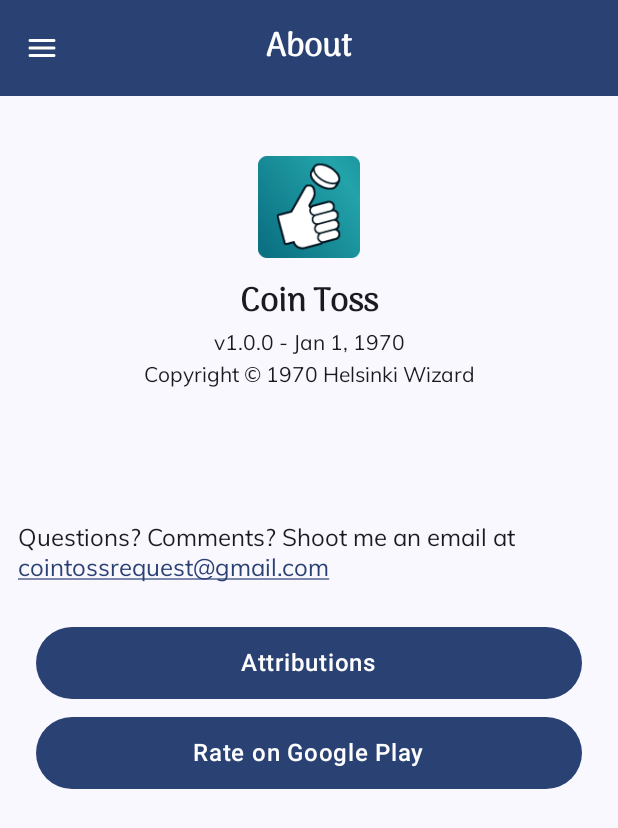
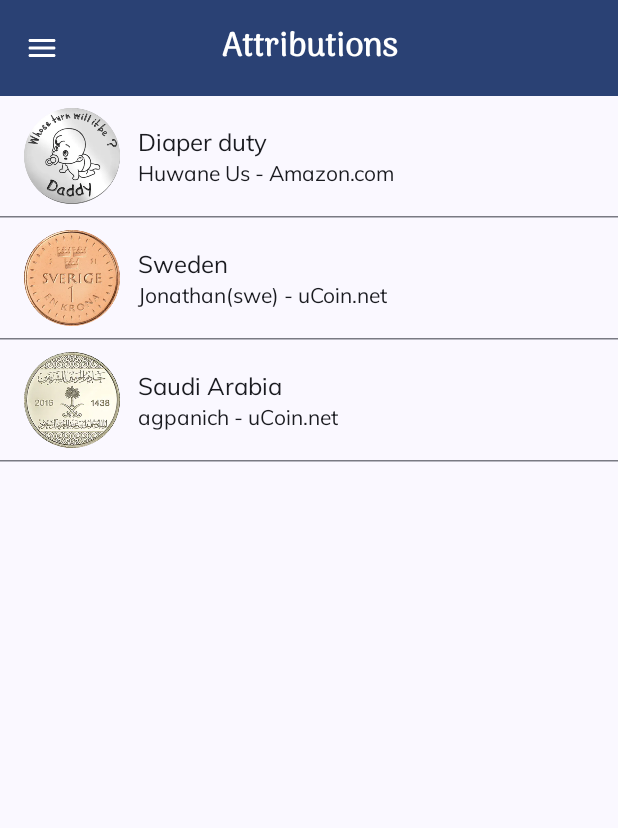
Before and after one commit to bengarding/CoinToss, an Android app built with Jetpack Compose: the AboutScreen screen opened through its navigation route, after a tap on "Attributions", on a phone screen of 412 x 824 dp. Shown: the top 828 px of the screen. Run offline under Robolectric (Android 15) with nearby library versions, the phone set to English and light mode, and no system bars; our stand-ins replace Dagger/Hilt's generated code.

Commit message:
add attributions screen

```diff
--- a/core/src/main/java/com/helsinkiwizard/core/theme/Dimensions.kt
+++ b/core/src/main/java/com/helsinkiwizard/core/theme/Dimensions.kt
@@ -20,6 +20,7 @@
 val Thirty = 30.dp
 val Forty = 40.dp
 val Sixty = 60.dp
+val Eighty = 80.dp
 
 val ButtonHeight = 48.dp
 
--- a/phone-app/src/main/java/com/helsinkiwizard/cointoss/navigation/NavGraph.kt
+++ b/phone-app/src/main/java/com/helsinkiwizard/cointoss/navigation/NavGraph.kt
@@ -5,6 +5,7 @@
 import androidx.navigation.compose.composable
 import androidx.navigation.navigation
 import com.helsinkiwizard.cointoss.ui.AboutScreen
+import com.helsinkiwizard.cointoss.ui.AttributionsScreen
 import com.helsinkiwizard.cointoss.ui.CoinListScreen
 import com.helsinkiwizard.cointoss.ui.HomeScreen
 import com.helsinkiwizard.cointoss.ui.SettingsScreen
@@ -16,6 +17,7 @@
     CoinList,
     Settings,
     About,
+    Attributions,
 }
 
 fun NavGraphBuilder.mainGraph(navController: NavController) {
@@ -35,5 +37,8 @@
         composable(NavRoute.About.name) {
             AboutScreen(navController)
         }
+        composable(NavRoute.Attributions.name) {
+            AttributionsScreen()
+        }
     }
 }
--- a/phone-app/src/main/java/com/helsinkiwizard/cointoss/ui/AboutScreen.kt
+++ b/phone-app/src/main/java/com/helsinkiwizard/cointoss/ui/AboutScreen.kt
@@ -9,10 +9,8 @@
 import androidx.compose.foundation.layout.height
 import androidx.compose.foundation.layout.padding
 import androidx.compose.foundation.layout.size
-import androidx.compose.foundation.rememberScrollState
 import androidx.compose.foundation.shape.CircleShape
 import androidx.compose.foundation.text.ClickableText
-import androidx.compose.foundation.verticalScroll
 import androidx.compose.material3.MaterialTheme
 import androidx.compose.material3.Surface
 import androidx.compose.material3.Text
@@ -28,6 +26,7 @@
 import androidx.navigation.NavController
 import com.helsinkiwizard.cointoss.BuildConfig
 import com.helsinkiwizard.cointoss.R
+import com.helsinkiwizard.cointoss.navigation.NavRoute
 import com.helsinkiwizard.cointoss.theme.BodyMediumSpan
 import com.helsinkiwizard.cointoss.theme.CoinTossTheme
 import com.helsinkiwizard.cointoss.theme.LinkText
@@ -59,9 +58,7 @@
 ) {
     Surface {
         Column(
-            modifier = Modifier
-                .fillMaxWidth()
-                .verticalScroll(rememberScrollState())
+            modifier = Modifier.fillMaxWidth()
         ) {
             AppInfo(dateUpdated)
             Spacer(modifier = Modifier.height(Sixty))
@@ -141,7 +138,7 @@
     ) {
         PrimaryButton(
             text = stringResource(id = R.string.attributions),
-            onClick = {}
+            onClick = { navController.navigate(NavRoute.Attributions.name) }
         )
 
         PrimaryButton(
--- /dev/null
+++ b/phone-app/src/main/java/com/helsinkiwizard/cointoss/ui/AttributionsScreen.kt
@@ -0,0 +1,69 @@
+package com.helsinkiwizard.cointoss.ui
+
+import androidx.compose.foundation.Image
+import androidx.compose.foundation.layout.Arrangement
+import androidx.compose.foundation.layout.Column
+import androidx.compose.foundation.layout.Row
+import androidx.compose.foundation.layout.padding
+import androidx.compose.foundation.layout.size
+import androidx.compose.foundation.lazy.LazyColumn
+import androidx.compose.foundation.lazy.items
+import androidx.compose.material3.HorizontalDivider
+import androidx.compose.material3.MaterialTheme
+import androidx.compose.material3.Surface
+import androidx.compose.material3.Text
+import androidx.compose.runtime.Composable
+import androidx.compose.ui.Alignment
+import androidx.compose.ui.Modifier
+import androidx.compose.ui.res.painterResource
+import androidx.compose.ui.res.stringResource
+import androidx.compose.ui.text.font.FontWeight
+import androidx.compose.ui.tooling.preview.Preview
+import com.helsinkiwizard.cointoss.ui.model.AttributionModel
+import com.helsinkiwizard.cointoss.ui.model.AttributionParams
+import com.helsinkiwizard.core.theme.Eight
+import com.helsinkiwizard.core.theme.Eighty
+import com.helsinkiwizard.core.theme.Twelve
+import com.helsinkiwizard.core.theme.Two
+
+@Preview(showBackground = true)
+@Composable
+fun AttributionsScreen() {
+    Surface {
+        LazyColumn {
+            items(AttributionParams.attributions) { model ->
+                AttributionItem(model)
+                HorizontalDivider()
+            }
+        }
+    }
+}
+
+@Composable
+private fun AttributionItem(model: AttributionModel) {
+    Row(
+        verticalAlignment = Alignment.CenterVertically,
+        modifier = Modifier.padding(horizontal = Twelve)
+    ) {
+        Image(
+            painter = painterResource(model.coin.heads),
+            contentDescription = null,
+            modifier = Modifier
+                .size(Eighty)
+                .padding(top = Eight,end = Eight, bottom = Eight)
+        )
+        Column(
+            verticalArrangement = Arrangement.spacedBy(Two)
+        ) {
+            Text(
+                text = stringResource(id = model.coin.nameRes),
+                style = MaterialTheme.typography.bodyMedium
+            )
+            Text(
+                text = "${model.name} - ${model.source}",
+                style = MaterialTheme.typography.bodySmall,
+                fontWeight = FontWeight.Light
+            )
+        }
+    }
+}
--- a/phone-app/src/main/java/com/helsinkiwizard/cointoss/ui/MainActivity.kt
+++ b/phone-app/src/main/java/com/helsinkiwizard/cointoss/ui/MainActivity.kt
@@ -147,6 +147,7 @@
                 NavRoute.CoinList -> R.string.choose_a_coin
                 NavRoute.Settings -> R.string.settings
                 NavRoute.About -> R.string.about
+                NavRoute.Attributions -> R.string.attributions
             }
         )
         AnimatedContent(
--- a/phone-app/src/main/java/com/helsinkiwizard/cointoss/ui/drawer/DrawerContent.kt
+++ b/phone-app/src/main/java/com/helsinkiwizard/cointoss/ui/drawer/DrawerContent.kt
@@ -30,7 +30,7 @@
 import com.helsinkiwizard.core.theme.Sixty
 
 object DrawerParams {
-    val drawerButtons = arrayListOf(
+    val drawerButtons = listOf(
         DrawerModel(
             NavRoute.Home,
             R.string.home,
@@ -64,13 +64,6 @@
         modifier = Modifier.width(IntrinsicSize.Max)
     ) {
         Column {
-//            Text(
-//                text = stringResource(id = R.string.app_name),
-//                style = MaterialTheme.typography.titleLarge,
-//                modifier = Modifier.padding(vertical = Sixteen, horizontal = Twenty)
-//            )
-//            HorizontalDivider(color = MaterialTheme.colorScheme.onPrimaryContainer)
-
             menuItems.forEach { item ->
                 DrawerItem(item, onClick)
             }
--- /dev/null
+++ b/phone-app/src/main/java/com/helsinkiwizard/cointoss/ui/model/AttributionModel.kt
@@ -0,0 +1,32 @@
+package com.helsinkiwizard.cointoss.ui.model
+
+import com.helsinkiwizard.core.coin.CoinType
+
+private const val UCoin = "uCoin.net"
+private const val Amazon = "Amazon.com"
+
+class AttributionModel(
+    val coin: CoinType,
+    val name: String,
+    val source: String
+)
+
+object AttributionParams {
+    val attributions = listOf(
+        AttributionModel(
+            coin = CoinType.DIAPER,
+            name = "Huwane Us",
+            source = Amazon
+        ),
+        AttributionModel(
+            coin = CoinType.SWEDEN,
+            name = "Jonathan(swe)",
+            source = UCoin
+        ),
+        AttributionModel(
+            coin = CoinType.SAUDI_ARABIA,
+            name = "agpanich",
+            source = UCoin
+        )
+    )
+}
```
